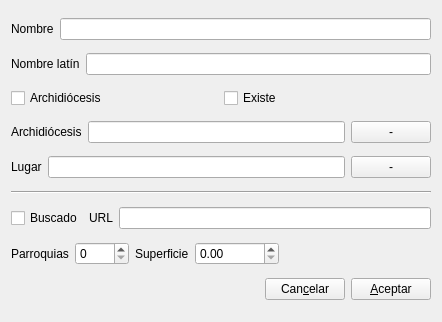
Qt form gui/dlgnuevadiocesis.ui (rogorido/qtpredicadores) before a commit.
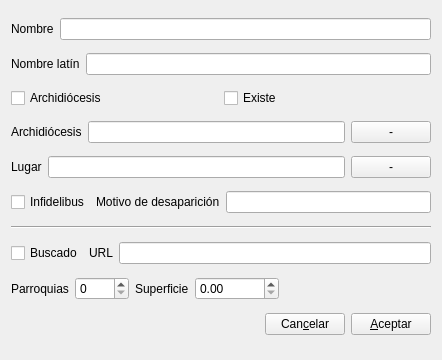
The same form after that commit. Custom widgets are drawn as their Qt base class.

The edit to the form file:
```diff
--- a/gui/dlgnuevadiocesis.ui
+++ b/gui/dlgnuevadiocesis.ui
@@ -7,7 +7,7 @@
     <x>0</x>
     <y>0</y>
     <width>442</width>
-    <height>322</height>
+    <height>360</height>
    </rect>
   </property>
   <property name="windowTitle">
@@ -102,6 +102,27 @@
      </item>
     </layout>
    </item>
+   <item>
+    <layout class="QHBoxLayout" name="horizontalLayout_9">
+     <item>
+      <widget class="QCheckBox" name="ckInfidelibus">
+       <property name="text">
+        <string>Infidelibus</string>
+       </property>
+      </widget>
+     </item>
+     <item>
+      <widget class="QLabel" name="label_8">
+       <property name="text">
+        <string>Motivo de desaparición</string>
+       </property>
+      </widget>
+     </item>
+     <item>
+      <widget class="QLineEdit" name="txtMotivoDesaparicion"/>
+     </item>
+    </layout>
+   </item>
    <item>
     <widget class="Line" name="line">
      <property name="frameShadow">
```
